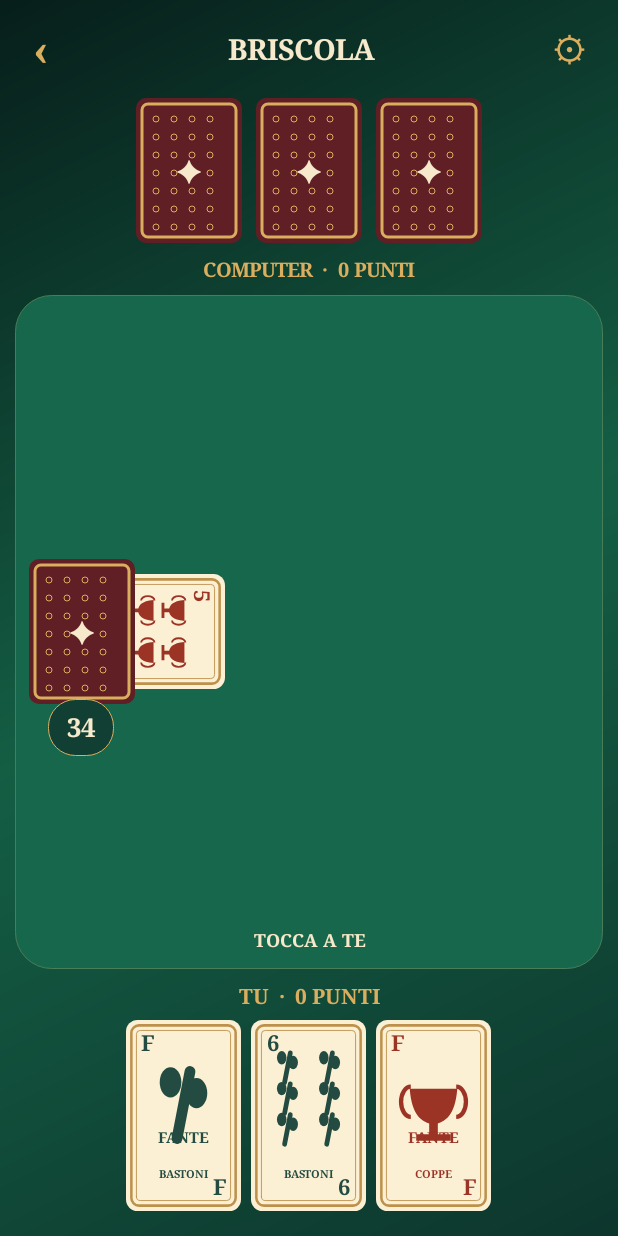
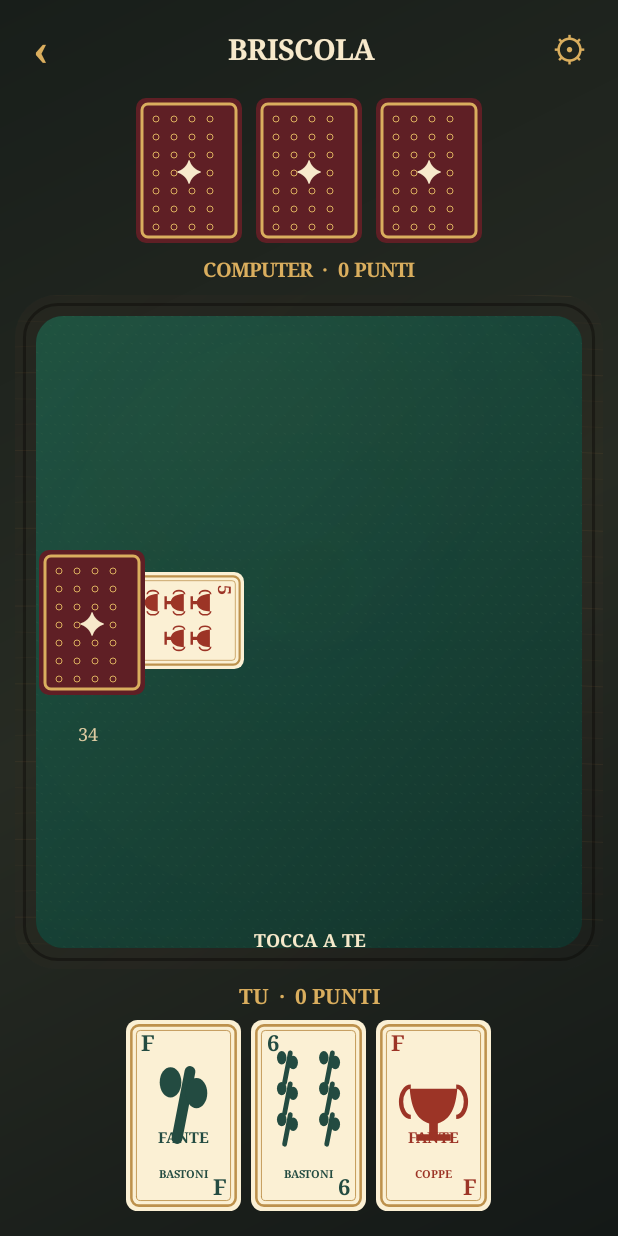
Before and after one commit to studiosmus-source/CARTE-, an Android app: the screen it shows after launch (MainActivity), after a tap on "BRISCOLA", on a phone screen of 412 x 824 dp. Run offline under Robolectric (Android 15) with nearby library versions, the light colour scheme and no system bars.

Commit message:
Replace flat Briscola panel with warm material table and correct stock

```diff
--- a/app/src/main/java/it/studiosmus/carte/ui/BriscolaScreen.kt
+++ b/app/src/main/java/it/studiosmus/carte/ui/BriscolaScreen.kt
@@ -47,7 +47,7 @@ class BriscolaScreen(
             gravity = Gravity.CENTER_HORIZONTAL
             setPadding(dp(10), dp(8), dp(10), dp(10))
             background = GradientDrawable(GradientDrawable.Orientation.TL_BR,
-                intArrayOf(Color.rgb(7, 30, 26), Color.rgb(20, 94, 68), forest))
+                intArrayOf(Color.rgb(24, 30, 26), Color.rgb(39, 43, 35), Color.rgb(20, 25, 23)))
         }
         val header = LinearLayout(context).apply {
             orientation = LinearLayout.HORIZONTAL
@@ -75,35 +75,17 @@ class BriscolaScreen(
         root.addView(renderer.cardBackRow(match.hands[1].size))
         root.addView(label("COMPUTER  ·  ${match.points[1]} PUNTI", 13f, gold, true))
 
-        val table = FrameLayout(context).apply {
-            background = panel(Color.rgb(23, 103, 76), 24, Color.rgb(73, 125, 89))
-        }
+        val table = SalonTable(context)
         root.addView(table, LinearLayout.LayoutParams(-1, 0, 1f).apply {
             topMargin = dp(8)
             bottomMargin = dp(8)
         })
-        // The exposed trump lies sideways underneath the covered stock.
         if (match.remainingCards > 0) {
-            val trump = renderer.cardTile(match.trumpCard).apply {
-                rotation = 90f
-                pivotX = dp(39).toFloat()
-                pivotY = dp(64).toFloat()
-            }
-            table.addView(trump, FrameLayout.LayoutParams(dp(78), dp(129), Gravity.START or Gravity.CENTER_VERTICAL).apply {
-                leftMargin = dp(38)
-            })
-            if (match.remainingCards > 1) {
-                val back = renderer.cardBackRow(1)
-                table.addView(back, FrameLayout.LayoutParams(dp(90), dp(120),
-                    Gravity.START or Gravity.CENTER_VERTICAL))
-            }
-            table.addView(label("${match.remainingCards}", 17f, ivory, true).apply {
-                background = panel(Color.rgb(17, 63, 52), 18)
-            }, FrameLayout.LayoutParams(dp(44), dp(38),
-                Gravity.START or Gravity.CENTER_VERTICAL).apply {
-                leftMargin = dp(22)
-                topMargin = dp(64)
-            })
+            table.addView(
+                BriscolaStock(context, renderer, match.trumpCard, match.remainingCards),
+                FrameLayout.LayoutParams(dp(150), dp(160),
+                    Gravity.START or Gravity.CENTER_VERTICAL)
+            )
         }
         val lead = match.lead
         val leadView = lead?.let { renderer.cardTile(it.second) }
@@ -124,6 +106,8 @@ class BriscolaScreen(
             root.addView(label(match.result(), 24f, ivory, true))
             root.addView(Button(context).apply {
                 text = "NUOVA PARTITA"
+                setTextColor(ivory)
+                background = panel(Color.rgb(70, 48, 33), 14, Color.rgb(124, 89, 55))
                 setOnClickListener { onNewGame() }
             })
         } else {
```
